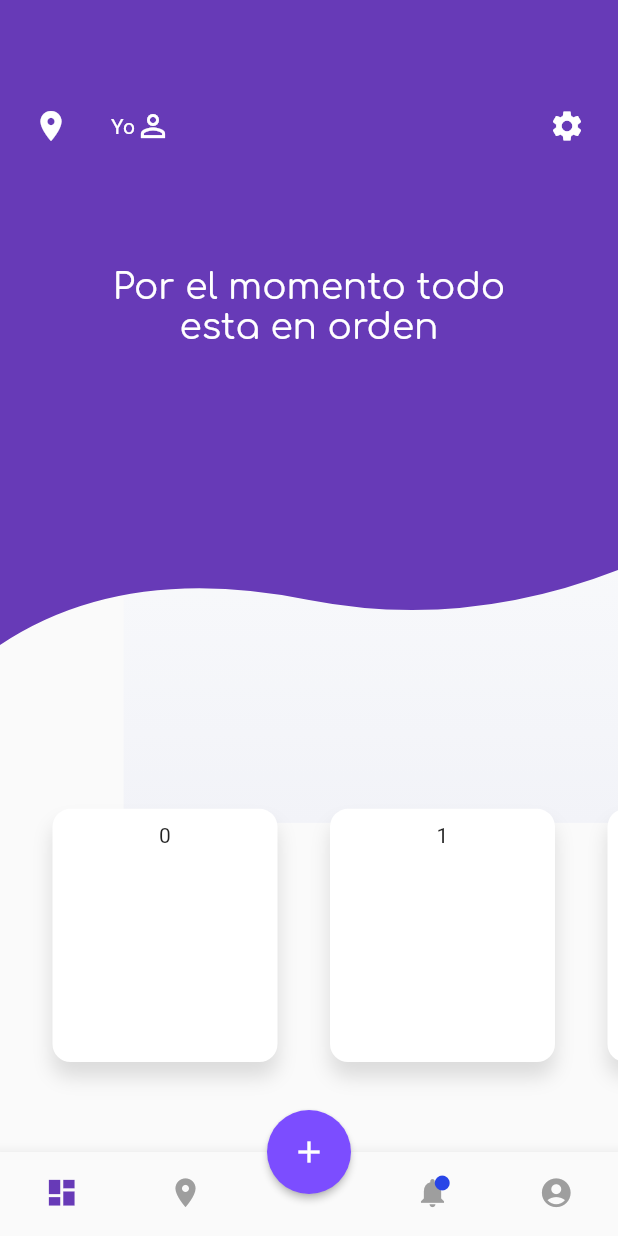
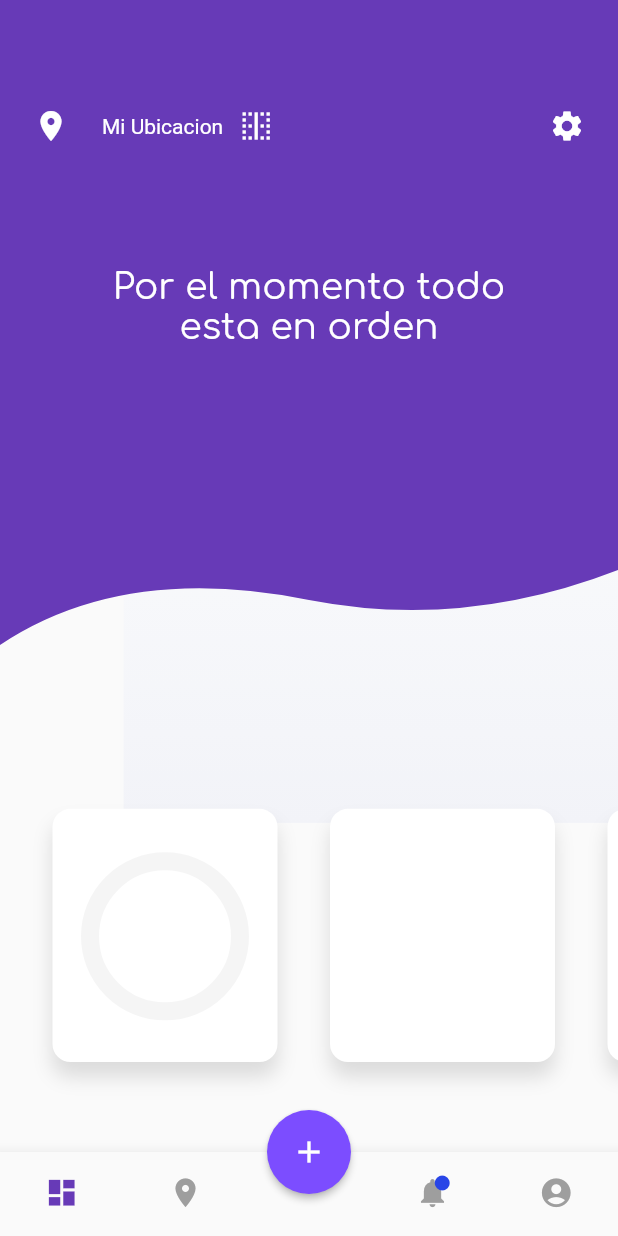
Before and after one commit to Frerit/appmigo_f, a Flutter app: the screen it shows after launch, on a phone screen of 412 x 824 dp. Run offline on Flutter 3.47's test engine with Material 2 defaults, Android fonts, the phone set to English and light mode, and no system bars; our stand-ins replace cloud_firestore, google_maps_flutter; accounts and stored records are empty.

Commit message:
Se agrega Firebase

```diff
--- /dev/null
+++ b/lib/pages/home/component/radial_painter.dart
@@ -0,0 +1,40 @@
+import 'package:flutter/material.dart';
+
+class RadialGrade extends StatefulWidget {
+  @override
+  _RadialGradeState createState() => _RadialGradeState();
+}
+
+class _RadialGradeState extends State<RadialGrade> {
+  @override
+  Widget build(BuildContext context) {
+    return CustomPaint(
+      child: Container(
+        width: 100,
+        height: 150,
+      ),
+      painter: RadialPainter(),
+    );
+  }
+}
+
+
+class RadialPainter extends CustomPainter {
+
+  @override
+  void paint(Canvas canvas, Size size) {
+    Offset center = Offset(size.width / 2, size.height / 2);
+    Paint paint = Paint()
+      ..color = Colors.grey[100]
+      ..strokeCap = StrokeCap.round
+      ..style = PaintingStyle.stroke
+      ..strokeWidth = 12.0;
+
+    canvas.drawCircle(center, size.width / 2, paint);
+  }
+
+  @override
+  bool shouldRepaint(CustomPainter oldDelegate) {
+    return true;
+  }
+}
--- a/lib/pages/home/home.dart
+++ b/lib/pages/home/home.dart
@@ -1,9 +1,75 @@
 import 'dart:developer';
 
-import 'package:appmigo_f/component/cuntom_shape.dart';
 import 'package:flutter/material.dart';
+import 'package:cloud_firestore/cloud_firestore.dart';
 
-class HomePage extends StatelessWidget {
+import 'component/cuntom_shape.dart';
+import 'component/radial_painter.dart';
+
+
+
+class HomePage extends StatefulWidget {
+
+  HomePage({Key key}) : super(key: key);
+  @override
+  _HomePageState createState() => _HomePageState();
+
+}
+
+class _HomePageState extends State<HomePage> {
+
+  var selectedvigiaAppmigo = 1;
+  var covert = [];
+  double widthbox = 150;
+
+  var fire_covert = Firestore.instance.collection('LOCATION').document("10000").collection("COVERT");
+
+  void _dataInitial() {
+    List data = [
+      {'name': 'Mi Ubicacion',
+        'value': 1,'id': '001' ,'icon': 59391},
+      {'name': 'Mi Casa', 'icon': 59530,
+        'value': 2,'definido': false },
+      {'name': 'Lugar de Trabajo', 'icon': 59530,
+        'value': 3,'definido': false },
+      { 'name': 'Agregar',
+        'value': 0,'icon': 57669},
+    ];
+    data.forEach((e) {
+      fire_covert.document('${e['value']}').setData(e);
+    });
+  }
+  void _registrarData() {
+    print("Carogoo");
+    var snap = fire_covert.getDocuments();
+    snap.then((docs) {
+      setState(() {
+        covert = docs.documents.toList();
+      });
+    });
+  }
+
+  @override
+  void initState() {
+    _dataInitial();
+    _registrarData();
+    super.initState();
+  }
+
+  void _changeSelecteItem(int index) {
+    if (index == 0) {
+      print("Eso");
+      fire_covert.document('${covert.length}').setData({
+        'name': 'Otra',
+        'value': covert.length,'icon': 59391}
+      );
+      _registrarData();
+    } else {
+      setState(() {
+        selectedvigiaAppmigo = index;
+      });
+    }
+  }
 
   Widget _buildGradientContailner(double width, double height) {
     return Align(
@@ -47,33 +113,32 @@ class HomePage extends StatelessWidget {
 
                             },
                           ),
-                          SizedBox(width: 16),
+                          SizedBox(width: 10),
                           PopupMenuButton(
+                              onSelected: (index) {
+                                _changeSelecteItem(index);
+                              },
                               child: Row(
                                 children: <Widget>[
-                                Text("Yo", style: TextStyle(color: Colors.white)),
-                                Icon(Icons.person_outline, color: Colors.white)
+                                  Text( covert.length != 0 ? covert[selectedvigiaAppmigo].data['name'] : 'load' , style: TextStyle(color: Colors.white)), SizedBox(width: 10),
+                                  Icon( covert.length != 0 ? IconData(covert[selectedvigiaAppmigo].data['icon'], fontFamily: 'MaterialIcons') : Icons.cached , color: Colors.white)
                                 ],
                               ),
-                              itemBuilder: (BuildContext contex) => <PopupMenuItem<int>> [
-                                PopupMenuItem(
-                                    child: Text("Yo"),
-                                ),
-                                PopupMenuItem(
-                                  child: Text("Mi Casa"),
-                                ),
-                                PopupMenuItem(
-                                  child: Text("Lugar de Trabajo"),
-                                ),
-                                PopupMenuItem(
-                                  child: Row(
+                              itemBuilder: (BuildContext contex) {
+                                if (covert.length != 0) {
+                                  return covert.map((item) {
+                                    return PopupMenuItem(
+                                      value: item.data['value'],
+                                      child:  item.data['icon'] == 57669 ? Row(
                                         children: <Widget>[
-                                      Icon(Icons.add),
-                                      Text("Agregar")
+                                          Icon(IconData(item.data['icon'], fontFamily: 'MaterialIcons')),
+                                          Text(item.data['name'])
                                         ],
-                                  ),
-                                )
-                              ]
+                                      ) : Text(item.data['name']),
+                                    );
+                                  }).toList();
+                                }
+                              }
                           )
                         ],
                       ),
@@ -101,7 +166,6 @@ class HomePage extends StatelessWidget {
                 ),
                 Padding(
                   padding: const EdgeInsets.only(top: 20),
-
                 )
               ],
             ),
@@ -109,6 +173,17 @@ class HomePage extends StatelessWidget {
         ),
       ],
     );
+  }
+
+  _renderBoxItems(int index, double heigbox) {
+    switch(index) {
+      case 0:
+        return RadialGrade();
+      case 1:
+        return null;
+      default:
+        return Text(index.toString());
+    }
   }
 
   @override
@@ -134,7 +209,7 @@ class HomePage extends StatelessWidget {
                     return Padding(
                       padding: EdgeInsets.only(left: 35.0, bottom: 60.0),
                       child: SizedBox(
-                        width: 150,
+                        width: widthbox,
                         child: Stack(
                           fit: StackFit.expand,
                           children: <Widget>[
@@ -158,7 +233,7 @@ class HomePage extends StatelessWidget {
                               children: <Widget>[
                                 Padding(
                                   padding: const EdgeInsets.only(top: 50.0),
-                                    child: Text("$index"),
+                                  child: _renderBoxItems(index, height),
                                 )
                               ],
                             )
@@ -174,4 +249,6 @@ class HomePage extends StatelessWidget {
       },
     );
   }
+
+
 }
--- a/pubspec.yaml
+++ b/pubspec.yaml
@@ -24,6 +24,8 @@ dependencies:
   # Use with the CupertinoIcons class for iOS style icons.
   cupertino_icons: ^0.1.2
   google_maps_flutter: ^0.5.13
+  firebase_core: ^0.4.0
+  cloud_firestore: ^0.12.0
 
 dev_dependencies:
   flutter_test:
```
Also changed, not shown: lib/pages/home/component/cuntom_shape.dart (renamed from lib/component/cuntom_shape.dart), pubspec.lock, 3 other files. Lines whose indentation alone changed are shown as unchanged.
